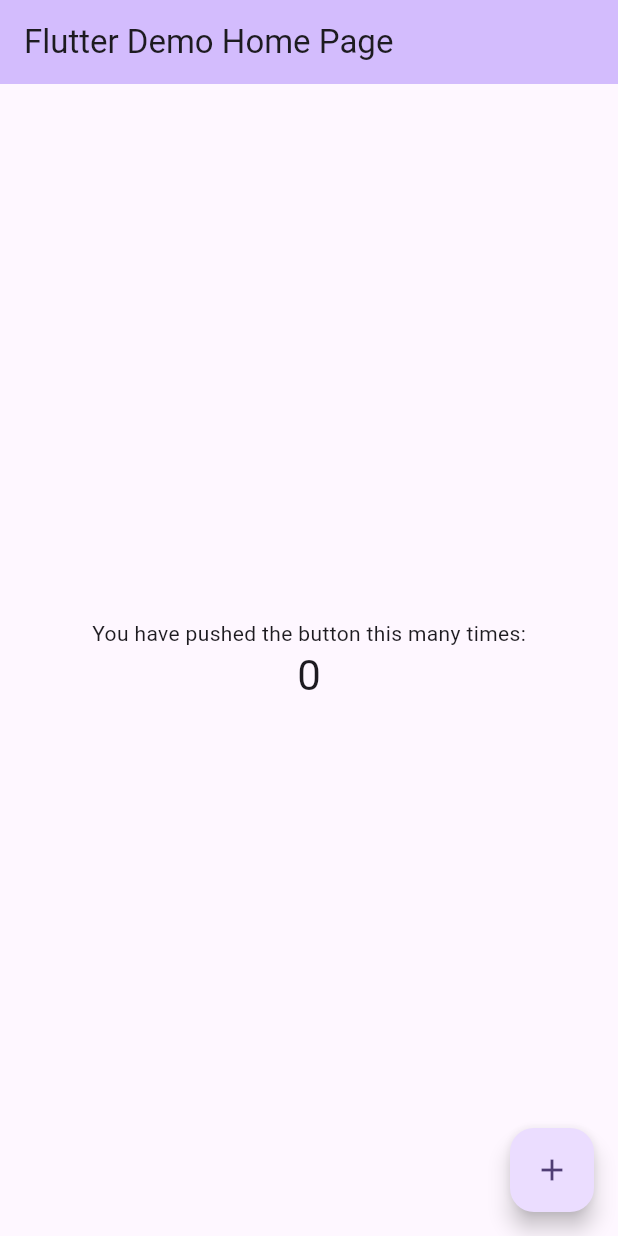
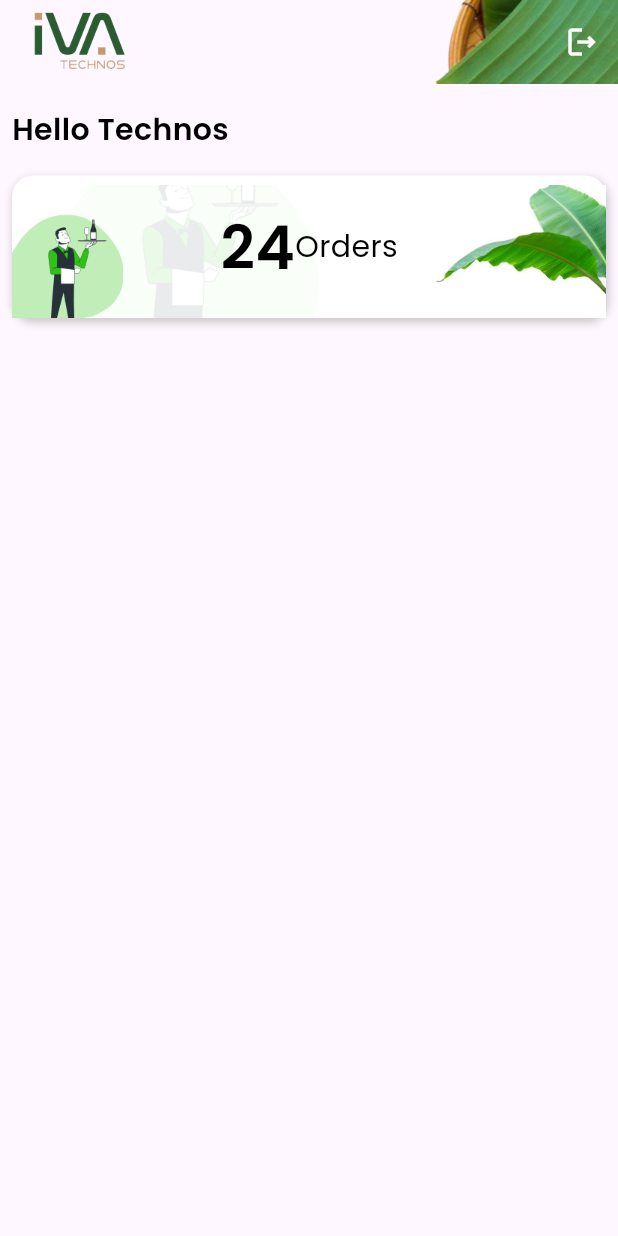
Before and after one commit to tarun-sakthivel/Technos-Food-Preorder-App, a Flutter app: the screen it shows after launch, on a phone screen of 412 x 824 dp. Run offline on Flutter 3.47's test engine with Material 3 defaults, Android fonts, the phone set to English and light mode, and no system bars; our stand-ins replace bloc, flutter_bloc, google_fonts.

Commit message:
constants correction

```diff
--- a/lib/Constants/Text.dart
+++ b/lib/Constants/Text.dart
@@ -0,0 +1,7 @@
+import 'package:flutter/material.dart';
+import 'package:google_fonts/google_fonts.dart';
+
+
+// const TextStyle Kmaintext = TextStyle(fontSize: 20,fontFamily: "Poppins",color :Colors.black,fontWeight: FontWeight.w700);
+TextStyle Kmaintext = GoogleFonts.poppins(color:Colors.black,fontSize: 20,fontWeight: FontWeight.w600);
+TextStyle Ksecondarytext =  GoogleFonts.poppins(color:Colors.black,fontSize: 15,fontWeight: FontWeight.w400);
--- /dev/null
+++ b/lib/Screens/Login/Home/HomePage.dart
@@ -0,0 +1,47 @@
+import 'package:flutter/material.dart';
+import 'package:food_preorder_app/Constants/Color.dart';
+import 'package:food_preorder_app/Constants/Text.dart';
+import 'package:food_preorder_app/Widgets/OrdersWidget.dart';
+import 'package:food_preorder_app/Widgets/SnackBarWidget.dart';
+
+class HomePage extends StatefulWidget {
+  const HomePage({super.key});
+
+  @override
+  State<HomePage> createState() => _HomePageState();
+}
+
+class _HomePageState extends State<HomePage> {
+  @override
+  Widget build(BuildContext context) {
+    return Scaffold(
+      appBar:AppBar(title:Image.asset("assets/Icons/IVA_Logo.png",scale: 4,),
+      flexibleSpace: Stack(children:[Positioned(
+        right: 0,
+        bottom:0,
+        top:0,
+        child: Image.asset("assets/Page_Assets/appbar_bananna_leaf.png"))]),
+
+      actions: [
+        IconButton(onPressed: (){
+          SnackbarHelper.showSnackbar(context, title: "Not implemented!!", message: "Logout function not yet implemented yet ", icon: Icons.dangerous_outlined, color: Colors.red);
+        }, icon: Icon(Icons.logout_outlined,color:Kivawhite)),
+      ],
+      ),
+      body:Padding(
+        padding: const EdgeInsets.symmetric(vertical: 16,horizontal: 8),
+        child: Column(
+          mainAxisAlignment: MainAxisAlignment.start,
+          crossAxisAlignment: CrossAxisAlignment.start,
+
+          children: [
+
+            Text("Hello Technos",style:Kmaintext),
+            SizedBox(height:16),
+            NumberOfOrders(numberOfOrders: "24"),
+          ],
+        ),
+      )
+    );
+  }
+}
--- /dev/null
+++ b/lib/Widgets/OrdersWidget.dart
@@ -0,0 +1,80 @@
+import "package:flutter/material.dart";
+import "package:food_preorder_app/Constants/Text.dart";
+
+
+
+class NumberOfOrders extends StatelessWidget {
+  String numberOfOrders;
+  NumberOfOrders({super.key,
+  required this.numberOfOrders});
+
+  @override
+  Widget build(BuildContext context) {
+    return Container(
+      child: Container(
+          height: 95,
+          width: double.infinity,
+          decoration: BoxDecoration(
+            borderRadius: BorderRadius.circular(14),
+            color: Colors.white,
+            boxShadow: [
+                    BoxShadow(
+                      color: Color.fromARGB(255, 98, 98, 98).withOpacity(0.3), // Shadow color
+                      spreadRadius: 0.7, // How wide the shadow should be
+                      blurRadius: 4, // How soft the shadow should be
+                      offset: Offset(1, 2.5), // Changes position of shadow
+                    ),
+                    ],
+          ),
+          child: Stack(
+            children: [
+              Positioned(
+                left:0,
+                bottom:0,
+
+                child: Opacity(
+                  opacity: 1,
+                  child: Image.asset("assets/Page_Assets/waiter_home_page_watermark.png",
+                  scale: 3,
+                  )),
+              ),
+              Positioned(
+                bottom: 0,
+
+                left: 0,
+                child: Image.asset(
+                  "assets/Page_Assets/waiter_home_page.png",
+                  scale:4
+                ),
+              ),
+              Positioned(
+                bottom: 0,
+
+                right: 0,
+                child: Image.asset(
+                  "assets/Page_Assets/bananna_leaf_home_page.png",
+                  scale:4
+                ),
+              ),
+              Center(
+                child: Row(
+                  crossAxisAlignment: CrossAxisAlignment.center,
+                  mainAxisAlignment: MainAxisAlignment.center,
+                  children: [
+                    Text(
+                      numberOfOrders,
+                      style: Kmaintext.copyWith(fontSize: 40),
+                    ),
+                    Text(
+                      "Orders",
+                      style: Ksecondarytext.copyWith(fontSize: 20),
+                    ),
+                  ],
+                ),
+              ),
+            ],
+          ),
+        ),
+    );
+  }
+}
--- a/lib/main.dart
+++ b/lib/main.dart
@@ -1,125 +1,24 @@
 import 'package:flutter/material.dart';
+import 'package:flutter_bloc/flutter_bloc.dart';
+import 'package:food_preorder_app/Screens/Login/Home/HomePage.dart';
+import 'package:food_preorder_app/bloc/AuthBloc/auth_bloc.dart';
 
 void main() {
-  runApp(const MyApp());
+  runApp(MyApp());
 }
 
 class MyApp extends StatelessWidget {
-  const MyApp({super.key});
+  MyApp({super.key});
 
   // This widget is the root of your application.
   @override
   Widget build(BuildContext context) {
-    return MaterialApp(
-      title: 'Flutter Demo',
-      theme: ThemeData(
-        // This is the theme of your application.
-        //
-        // TRY THIS: Try running your application with "flutter run". You'll see
-        // the application has a purple toolbar. Then, without quitting the app,
-        // try changing the seedColor in the colorScheme below to Colors.green
-        // and then invoke "hot reload" (save your changes or press the "hot
-        // reload" button in a Flutter-supported IDE, or press "r" if you used
-        // the command line to start the app).
-        //
-        // Notice that the counter didn't reset back to zero; the application
-        // state is not lost during the reload. To reset the state, use hot
-        // restart instead.
-        //
-        // This works for code too, not just values: Most code changes can be
-        // tested with just a hot reload.
-        colorScheme: ColorScheme.fromSeed(seedColor: Colors.deepPurple),
-        useMaterial3: true,
+    return BlocProvider(
+      create: (context) => AuthBloc(),
+      child: MaterialApp(
+        debugShowCheckedModeBanner: false,
+        home: HomePage(),
       ),
-      home: const MyHomePage(title: 'Flutter Demo Home Page'),
     );
   }
 }
-
-class MyHomePage extends StatefulWidget {
-  const MyHomePage({super.key, required this.title});
-
-  // This widget is the home page of your application. It is stateful, meaning
-  // that it has a State object (defined below) that contains fields that affect
-  // how it looks.
-
-  // This class is the configuration for the state. It holds the values (in this
-  // case the title) provided by the parent (in this case the App widget) and
-  // used by the build method of the State. Fields in a Widget subclass are
-  // always marked "final".
-
-  final String title;
-
-  @override
-  State<MyHomePage> createState() => _MyHomePageState();
-}
-
-class _MyHomePageState extends State<MyHomePage> {
-  int _counter = 0;
-
-  void _incrementCounter() {
-    setState(() {
-      // This call to setState tells the Flutter framework that something has
-      // changed in this State, which causes it to rerun the build method below
-      // so that the display can reflect the updated values. If we changed
-      // _counter without calling setState(), then the build method would not be
-      // called again, and so nothing would appear to happen.
-      _counter++;
-    });
-  }
-
-  @override
-  Widget build(BuildContext context) {
-    // This method is rerun every time setState is called, for instance as done
-    // by the _incrementCounter method above.
-    //
-    // The Flutter framework has been optimized to make rerunning build methods
-    // fast, so that you can just rebuild anything that needs updating rather
-    // than having to individually change instances of widgets.
-    return Scaffold(
-      appBar: AppBar(
-        // TRY THIS: Try changing the color here to a specific color (to
-        // Colors.amber, perhaps?) and trigger a hot reload to see the AppBar
-        // change color while the other colors stay the same.
-        backgroundColor: Theme.of(context).colorScheme.inversePrimary,
-        // Here we take the value from the MyHomePage object that was created by
-        // the App.build method, and use it to set our appbar title.
-        title: Text(widget.title),
-      ),
-      body: Center(
-        // Center is a layout widget. It takes a single child and positions it
-        // in the middle of the parent.
-        child: Column(
-          // Column is also a layout widget. It takes a list of children and
-          // arranges them vertically. By default, it sizes itself to fit its
-          // children horizontally, and tries to be as tall as its parent.
-          //
-          // Column has various properties to control how it sizes itself and
-          // how it positions its children. Here we use mainAxisAlignment to
-          // center the children vertically; the main axis here is the vertical
-          // axis because Columns are vertical (the cross axis would be
-          // horizontal).
-          //
-          // TRY THIS: Invoke "debug painting" (choose the "Toggle Debug Paint"
-          // action in the IDE, or press "p" in the console), to see the
-          // wireframe for each widget.
-          mainAxisAlignment: MainAxisAlignment.center,
-          children: <Widget>[
-            const Text(
-              'You have pushed the button this many times:',
-            ),
-            Text(
-              '$_counter',
-              style: Theme.of(context).textTheme.headlineMedium,
-            ),
-          ],
-        ),
-      ),
-      floatingActionButton: FloatingActionButton(
-        onPressed: _incrementCounter,
-        tooltip: 'Increment',
-        child: const Icon(Icons.add),
-      ), // This trailing comma makes auto-formatting nicer for build methods.
-    );
-  }
-}
```
Also changed, not shown: lib/Widgets/SnackBarWidget.dart (added, +57 -0 lines), lib/bloc/AuthBloc/auth_bloc.dart (+14 -2 lines), pubspec.yaml (+4 -3 lines), assets/Icons/IVA Logo.png (deleted), assets/Icons/IVA_Logo.png (added), assets/Icons/Log_Logo.png (renamed from assets/Icons/Logo_Logo.png), assets/Page_Assets/appbar_bananna_leaf.png, pubspec.lock, 2 other files.
